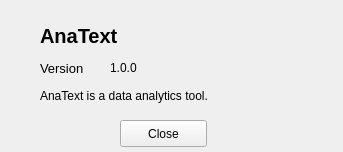
This is GUI/extras/about.ui in TrigonaMinima/Anatext as Qt 5 draws it before an edit. The edited form follows.
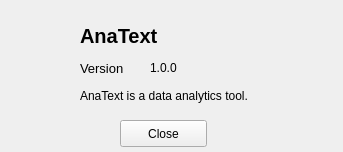
This is the edited form.

Patch:
```diff
--- a/GUI/extras/about.ui
+++ b/GUI/extras/about.ui
@@ -16,7 +16,7 @@
   <widget class="QLabel" name="label">
    <property name="geometry">
     <rect>
-     <x>40</x>
+     <x>80</x>
      <y>20</y>
      <width>91</width>
      <height>31</height>
@@ -36,7 +36,7 @@
   <widget class="QLabel" name="label_2">
    <property name="geometry">
     <rect>
-     <x>40</x>
+     <x>80</x>
      <y>60</y>
      <width>61</width>
      <height>16</height>
@@ -54,7 +54,7 @@
   <widget class="QLabel" name="label_3">
    <property name="geometry">
     <rect>
-     <x>110</x>
+     <x>150</x>
      <y>60</y>
      <width>58</width>
      <height>15</height>
@@ -67,7 +67,7 @@
   <widget class="QLabel" name="label_4">
    <property name="geometry">
     <rect>
-     <x>40</x>
+     <x>80</x>
      <y>80</y>
      <width>301</width>
      <height>31</height>
```
